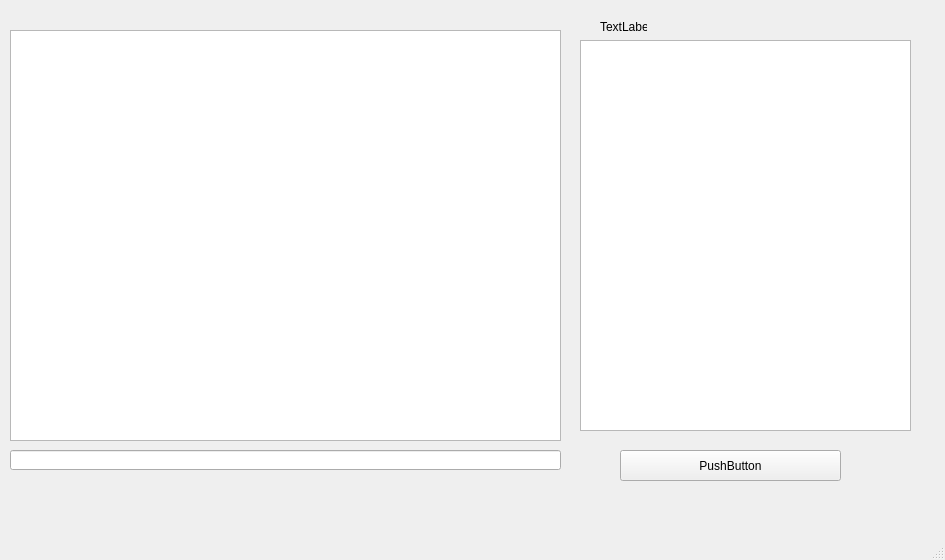
First picture: the form in mainwindow.ui, repository vladart4/Client-App, before the edit.
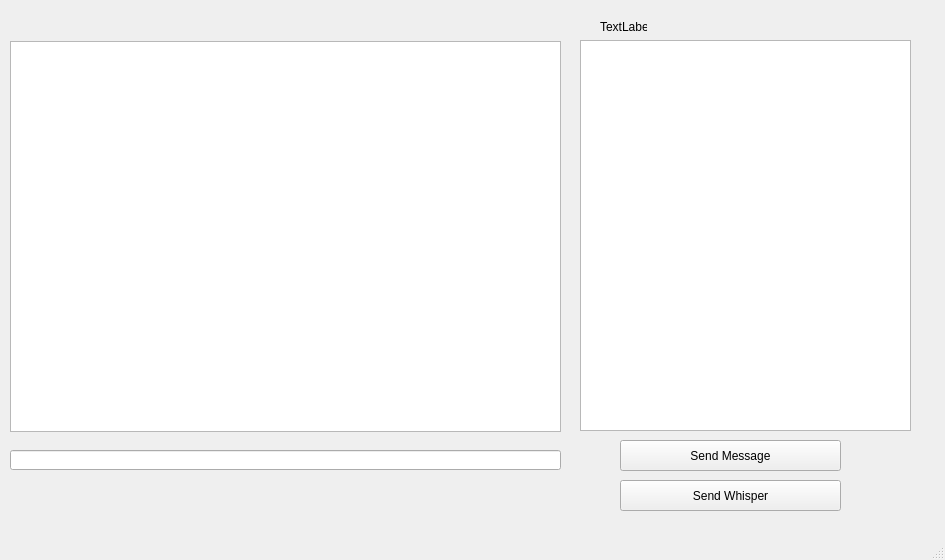
Second picture: the form after the edit.

Diff of the .ui file:
```diff
--- a/mainwindow.ui
+++ b/mainwindow.ui
@@ -28,13 +28,13 @@
     <property name="geometry">
      <rect>
       <x>620</x>
-      <y>450</y>
+      <y>440</y>
       <width>221</width>
       <height>31</height>
      </rect>
     </property>
     <property name="text">
-     <string>PushButton</string>
+     <string>Send Message</string>
     </property>
    </widget>
    <widget class="QLabel" name="label">
@@ -60,13 +60,26 @@
      </rect>
     </property>
    </widget>
-   <widget class="QListWidget" name="listWidget_2">
+   <widget class="QPushButton" name="pushButton_2">
+    <property name="geometry">
+     <rect>
+      <x>620</x>
+      <y>480</y>
+      <width>221</width>
+      <height>31</height>
+     </rect>
+    </property>
+    <property name="text">
+     <string>Send Whisper</string>
+    </property>
+   </widget>
+   <widget class="QListView" name="listView">
     <property name="geometry">
      <rect>
       <x>10</x>
-      <y>30</y>
+      <y>41</y>
       <width>551</width>
-      <height>411</height>
+      <height>391</height>
      </rect>
     </property>
    </widget>
```
